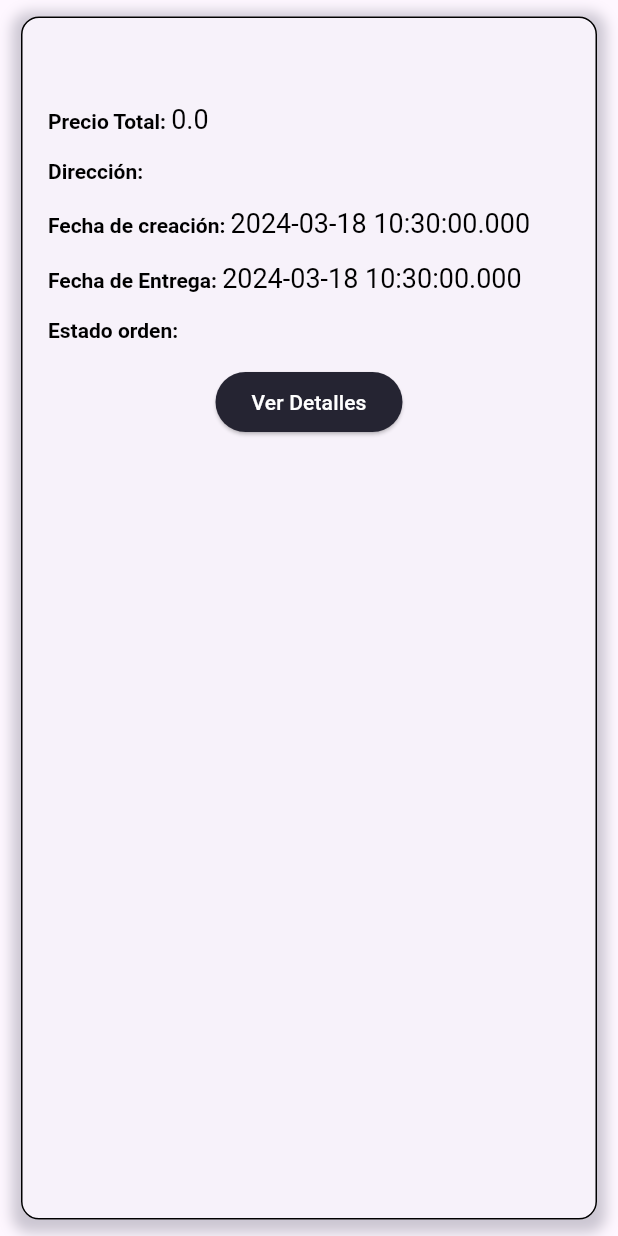
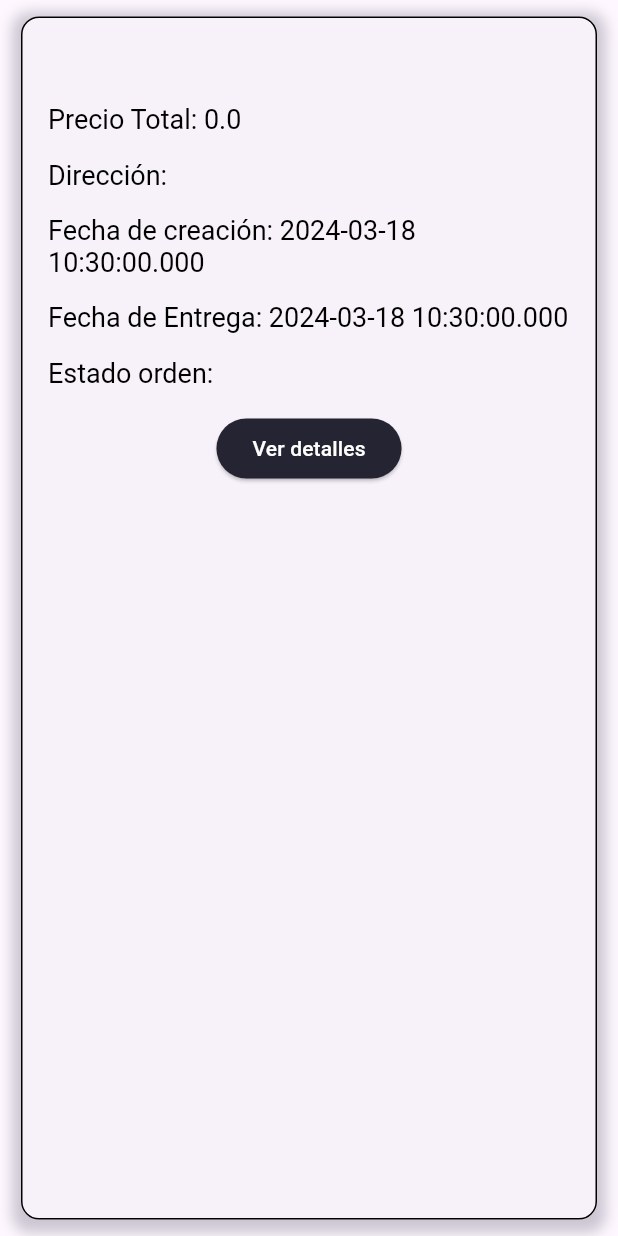
Before and after one commit to JESUS3928CF/colch_star_movile, a Flutter app: the _CardSale widget shown alone on an empty page, opened directly with empty values, on a phone screen of 412 x 824 dp. Run offline on Flutter 3.47's test engine with Material 3 defaults, Android fonts, the phone set to English and light mode, and no system bars; our stand-ins replace dio, flutter_dotenv; network calls fail.

Commit message:
estilos y tema

```diff
--- a/lib/presentation/screens/customers_edit.dart
+++ b/lib/presentation/screens/customers_edit.dart
@@ -100,7 +100,7 @@ String? validarEspaciosVacios(String value) {
                       margin: const EdgeInsets.only(top: 15),
                       child: const Center(
                         child: Text(
-                          'Editar Cliente',
+                          'Editar cliente',
                           style: TextStyle(
                             fontWeight: FontWeight.bold,
                             fontSize: 40,
--- a/lib/presentation/screens/customers_screen.dart
+++ b/lib/presentation/screens/customers_screen.dart
@@ -117,10 +117,16 @@ class _CustomerView extends StatelessWidget {
   }
 }
 
-const textCardStyle = TextStyle(fontSize: 17);
+
+
+const textCardStyle = TextStyle(fontSize: 18, color: Colors.black);
+
 const labelCardStyle = TextStyle(
   fontSize: 20,
 );
+
+const textContentCardStyle =
+    TextStyle(fontSize: 18, fontWeight: FontWeight.bold, color: Colors.black);
 
 class _CardCustomer extends StatefulWidget {
   final int id;
--- a/lib/presentation/screens/sales_screen.dart
+++ b/lib/presentation/screens/sales_screen.dart
@@ -116,6 +116,8 @@ const labelCardStyle = TextStyle(
   fontSize: 20,
 );
 
+const textContentCardStyle = TextStyle(fontSize: 18, color: Colors.black);
+
 class _CardSale extends StatefulWidget {
   final int id;
   final double totalPrice;
@@ -190,7 +192,7 @@ class _CardSaleState extends State<_CardSale> {
                         children: [
                           const TextSpan(
                             text: 'Precio Total: ',
-                            style: TextStyle(fontWeight: FontWeight.bold,  color: Colors.black),
+                            style: textContentCardStyle,
                           ),
                           TextSpan(
                             text: '${widget.totalPrice}',
@@ -210,7 +212,7 @@ class _CardSaleState extends State<_CardSale> {
                         children: [
                           const TextSpan(
                             text: 'Dirección: ',
-                            style: TextStyle(fontWeight: FontWeight.bold,  color: Colors.black),
+                            style: textContentCardStyle,
                           ),
                           TextSpan(
                             text: widget.address,
@@ -230,7 +232,7 @@ class _CardSaleState extends State<_CardSale> {
                         children: [
                           const TextSpan(
                             text: 'Fecha de creación: ',
-                            style: TextStyle(fontWeight: FontWeight.bold,  color: Colors.black),
+                            style: textContentCardStyle,
                           ),
                           TextSpan(
                             text: '${widget.creationDate}',
@@ -250,7 +252,7 @@ class _CardSaleState extends State<_CardSale> {
                         children: [
                           const TextSpan(
                             text: 'Fecha de Entrega: ',
-                            style: TextStyle(fontWeight: FontWeight.bold,  color: Colors.black),
+                            style: textContentCardStyle,
                           ),
                           TextSpan(
                             text: '${widget.deliverDate}',
@@ -270,7 +272,7 @@ class _CardSaleState extends State<_CardSale> {
                         children: [
                           const TextSpan(
                             text: 'Estado orden: ',
-                            style: TextStyle(fontWeight: FontWeight.bold,  color: Colors.black),
+                            style: textContentCardStyle,
                           ),
                           TextSpan(
                             text: widget.orderStatus,
@@ -293,7 +295,7 @@ class _CardSaleState extends State<_CardSale> {
                         backgroundColor: MaterialStateProperty.all<Color>(
                             const Color(0xFF252432)), // Color hexadecimal 252432
                       ),
-                      child: const Text('Ver Detalles',
+                      child: const Text('Ver detalles',
                           style: TextStyle(color: Colors.white)),
                     ),
                   ),
```
